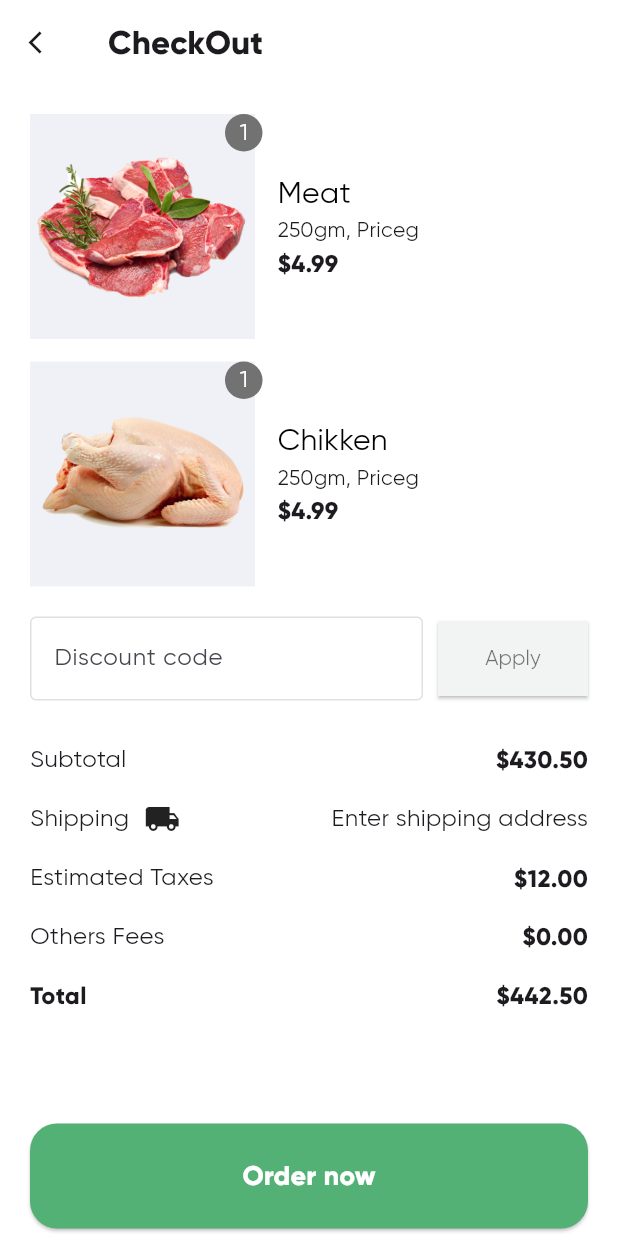
After one commit to ThearyCoding/grocery-app, a Flutter app: the CartPage screen opened directly, after a tap on "Go to checkout", on a phone screen of 412 x 824 dp. The commit adds this screen. Run offline on Flutter 3.47's test engine with Material 3 defaults, Android fonts, the phone set to English and light mode, and no system bars; our stand-ins replace country_code_picker, flutter_svg, intl_phone_field.

Commit message:
add new checkout page and order accepted page

```diff
--- a/lib/main.dart
+++ b/lib/main.dart
@@ -37,6 +37,9 @@ class MyApp extends StatelessWidget {
               color: Color(0xffE2E2E2)
             )
           )
+        ),
+        bottomSheetTheme: BottomSheetThemeData(
+          backgroundColor: Colors.transparent
         )
       ),
     );
--- a/lib/pages/auth_page.dart
+++ b/lib/pages/auth_page.dart
@@ -1,5 +1,6 @@
 import 'package:country_code_picker/country_code_picker.dart';
 import 'package:flutter/material.dart';
+import 'package:grocery_app/pages/main_page.dart';
 import 'package:grocery_app/pages/selected_location_page.dart';
 import 'package:grocery_app/widgets/custom_button.dart';
 
@@ -84,7 +85,7 @@ class _AuthPageState extends State<AuthPage> {
                     foregroundColor: Colors.white,
                     shape: RoundedRectangleBorder(
                         borderRadius: BorderRadius.circular(17))),
-                onPressed: () {},
+                onPressed: () => Navigator.push(context,MaterialPageRoute(builder: (_) => MainPage())),
                 label: Padding(
                   padding: const EdgeInsets.symmetric(horizontal: 30),
                   child: Text(
--- a/lib/pages/cart_page.dart
+++ b/lib/pages/cart_page.dart
@@ -1,6 +1,7 @@
 import 'package:flutter/material.dart';
 import 'package:grocery_app/core/app_colors.dart';
 import 'package:grocery_app/models/grocery_item.dart';
+import 'package:grocery_app/pages/checkout_page.dart';
 
 class CartPage extends StatefulWidget {
   const CartPage({super.key});
@@ -60,7 +61,9 @@ class _CartPageState extends State<CartPage> {
                                   ],
                                 ),
                                 Text(items[index].description),
-                              SizedBox(height: 10,),
+                                SizedBox(
+                                  height: 10,
+                                ),
                                 Row(
                                   mainAxisAlignment:
                                       MainAxisAlignment.spaceBetween,
@@ -120,28 +123,32 @@ class _CartPageState extends State<CartPage> {
                         child: Divider(),
                       ),
                   itemCount: items.length),
-            Padding(
-              padding: const EdgeInsets.all(10.0),
-              child: SizedBox(
-                width: double.infinity,
-                height: 60,
+            ],
+          ),
+        ),
+        bottomSheet: Padding(
+          padding: const EdgeInsets.symmetric(horizontal: 20),
           child: ElevatedButton.icon(
             iconAlignment: IconAlignment.end,
             icon: Container(
                 padding: EdgeInsets.all(5),
                 decoration: BoxDecoration(
-
                     borderRadius: BorderRadius.circular(5),
                     color: Colors.green.shade600),
-                    child: Text("\$35.35",style: TextStyle(
+                child: Text(
+                  "\$35.35",
+                  style: TextStyle(
                     color: Colors.white,
-                    ),)),
+                  ),
+                )),
             style: ElevatedButton.styleFrom(
+                minimumSize: Size(double.infinity, 60),
                 shape: RoundedRectangleBorder(
                   borderRadius: BorderRadius.circular(18),
                 ),
                 backgroundColor: AppColors.primaryColor),
-                  onPressed: () {},
+            onPressed: () => Navigator.push(
+                context, MaterialPageRoute(builder: (_) => CheckoutPage())),
             label: Text(
               "Go to checkout",
               style: TextStyle(
@@ -150,11 +157,6 @@ class _CartPageState extends State<CartPage> {
                   fontWeight: FontWeight.w600),
             ),
           ),
-              ),
-            )
-          ],
-        ),
-      ),
-    );
+        ));
   }
 }
--- /dev/null
+++ b/lib/pages/checkout_page.dart
@@ -0,0 +1,203 @@
+import 'package:flutter/material.dart';
+import 'package:grocery_app/models/grocery_item.dart';
+import 'package:grocery_app/pages/order_accepted_page.dart';
+import 'package:grocery_app/widgets/custom_button.dart';
+
+class CheckoutPage extends StatefulWidget {
+  const CheckoutPage({super.key});
+
+  @override
+  State<CheckoutPage> createState() => _CheckoutPageState();
+}
+
+class _CheckoutPageState extends State<CheckoutPage> {
+  final List<Map<String, dynamic>> summaryItems = [
+    {"title": "Subtotal", "amount": 430.50},
+    {"title": "Shipping", "amount": 0.0, "editable": true},
+    {"title": "Estimated Taxes", "amount": 12.00},
+    {"title": "Others Fees", "amount": 0.00},
+    {"title": "Total", "amount": 442.50, "bold": true},
+  ];
+  @override
+  Widget build(BuildContext context) {
+    return Scaffold(
+      appBar: AppBar(
+        leading: IconButton(
+            onPressed: () => Navigator.pop(context),
+            icon: Icon(
+              Icons.arrow_back_ios,
+              size: 18,
+            )),
+        title: Text(
+          "CheckOut",
+          style: TextStyle(
+            fontWeight: FontWeight.bold,
+          ),
+        ),
+      ),
+      body: SingleChildScrollView(
+        child: Padding(
+          padding: const EdgeInsets.all(20.0),
+          child: Column(
+            children: [
+              ListView.separated(
+                  separatorBuilder: (context, index) => SizedBox(
+                        height: 15,
+                      ),
+                  itemCount: groceries.length,
+                  shrinkWrap: true,
+                  physics: NeverScrollableScrollPhysics(),
+                  itemBuilder: (context, index) {
+                    return Row(
+                      spacing: 15,
+                      children: [
+                        Container(
+                          decoration: BoxDecoration(color: Color(0xffF0F1F6)),
+                          child: Stack(
+                            clipBehavior: Clip.none,
+                            children: [
+                              Image.asset(
+                                  width: 150,
+                                  height: 150,
+                                  groceries[index].imagePath),
+                              Positioned(
+                                right: -5,
+                                child: Container(
+                                  width: 25,
+                                  height: 25,
+                                  alignment: Alignment.center,
+                                  decoration: BoxDecoration(
+                                      color: Color(0xff727272),
+                                      borderRadius: BorderRadius.circular(20)),
+                                  child: Text(
+                                    "1",
+                                    style: TextStyle(
+                                        color: Colors.white, fontSize: 16),
+                                  ),
+                                ),
+                              )
+                            ],
+                          ),
+                        ),
+                        Expanded(
+                          child: Column(
+                            crossAxisAlignment: CrossAxisAlignment.start,
+                            children: [
+                              Text(
+                                groceries[index].name,
+                                style: TextStyle(
+                                  fontSize: 20,
+                                  color: Colors.black,
+                                ),
+                              ),
+                              Text(groceries[index].description),
+                              Text(
+                                "\$${groceries[index].price.toStringAsFixed(2)}",
+                                style: TextStyle(
+                                    fontSize: 16, fontWeight: FontWeight.w600),
+                              )
+                            ],
+                          ),
+                        )
+                      ],
+                    );
+                  }),
+              SizedBox(
+                height: 20,
+              ),
+              Row(
+                spacing: 10,
+                children: [
+                  Expanded(
+                      child: TextField(
+                    decoration: InputDecoration(
+                        hintText: 'Discount code',
+                        enabledBorder: OutlineInputBorder(
+                            borderSide: BorderSide(
+                          color: Colors.black12,
+                        )),
+                        focusedBorder: OutlineInputBorder(
+                            borderSide: BorderSide(
+                          color: Colors.black12,
+                        )),
+                        border: OutlineInputBorder(
+                            borderSide: BorderSide(
+                          color: Colors.black12,
+                        ))),
+                  )),
+                  ElevatedButton(
+                      style: ElevatedButton.styleFrom(
+                          backgroundColor: Color(0xffF2F4F3),
+                          minimumSize: Size(100, 50),
+                          shape: RoundedRectangleBorder()),
+                      onPressed: () {},
+                      child: Text(
+                        "Apply",
+                        style: TextStyle(color: Colors.black54),
+                      ))
+                ],
+              ),
+              SizedBox(
+                height: 20,
+              ),
+              ListView.builder(
+                shrinkWrap: true,
+                itemCount: summaryItems.length,
+                physics: NeverScrollableScrollPhysics(),
+                itemBuilder: (context, index) {
+                  return Padding(
+                    padding: const EdgeInsets.symmetric(vertical: 8.0),
+                    child: Row(
+                      mainAxisAlignment: MainAxisAlignment.spaceBetween,
+                      children: [
+                        Row(
+                          spacing: 10,
+                          children: [
+                            Text(
+                              summaryItems[index]["title"],
+                              style: TextStyle(
+                                fontSize: 16,
+                                fontWeight: summaryItems[index]["bold"] == true
+                                    ? FontWeight.bold
+                                    : FontWeight.normal,
+                              ),
+                            ),
+                            summaryItems[index]['title'] == 'Shipping'
+                                ? Icon(Icons.local_shipping)
+                                : SizedBox.shrink()
+                          ],
+                        ),
+                        summaryItems[index]["editable"] == true
+                            ? GestureDetector(
+                                onTap: () {},
+                                child: Text(
+                                  "Enter shipping address",
+                                  style: TextStyle(fontSize: 16),
+                                ),
+                              )
+                            : Text(
+                                "\$${summaryItems[index]["amount"].toStringAsFixed(2)}",
+                                style: TextStyle(
+                                  fontSize: 16,
+                                  fontWeight: FontWeight.bold,
+                                ),
+                              ),
+                      ],
+                    ),
+                  );
+                },
+              )
+            ],
+          ),
+        ),
+      ),
+      bottomSheet: Container(
+        padding: EdgeInsets.symmetric(horizontal: 20),
+        margin: EdgeInsets.only(bottom: 5),
+        width: double.infinity,
+        height: 70,
+        child: CustomButton(label: "Order now", onPressed: () => Navigator.pushReplacement(context, MaterialPageRoute(builder: (_) => OrderAcceptedPage()))),
+      ),
+    );
+  }
+}
--- /dev/null
+++ b/lib/pages/order_accepted_page.dart
@@ -0,0 +1,68 @@
+import 'package:flutter/material.dart';
+import 'package:flutter_svg/flutter_svg.dart';
+import 'package:grocery_app/widgets/custom_button.dart';
+
+class OrderAcceptedPage extends StatefulWidget {
+  const OrderAcceptedPage({super.key});
+
+  @override
+  State<OrderAcceptedPage> createState() => _OrderAcceptedPageState();
+}
+
+class _OrderAcceptedPageState extends State<OrderAcceptedPage> {
+  @override
+  Widget build(BuildContext context) {
+    return Scaffold(
+      body: Padding(
+        padding: const EdgeInsets.symmetric(horizontal: 20),
+        child: Column(
+          mainAxisAlignment: MainAxisAlignment.center,
+          children: [
+            Center(
+                child:
+                    SvgPicture.asset("assets/icons/order_accepted_icon.svg")),
+            SizedBox(
+              height: 40,
+            ),
+            Text(
+              "You Order Has Been \nAccepted",
+              textAlign: TextAlign.center,
+              style: TextStyle(fontSize: 28, fontWeight: FontWeight.bold),
+            ),
+            SizedBox(
+              height: 20,
+            ),
+            Text(
+              textAlign: TextAlign.center,
+              "Your item has been placed and is on \nit's way to being processed",
+              style: TextStyle(
+                  fontSize: 18,
+                  color: Colors.grey,
+                  fontWeight: FontWeight.w600),
+            ),
+          ],
+        ),
+      ),
+      bottomSheet: Padding(
+        padding: const EdgeInsets.symmetric(horizontal: 20,vertical: 5),
+        child: Column(
+          spacing: 10,
+          mainAxisAlignment: MainAxisAlignment.end,
+          children: [
+            CustomButton(label: "Track Order", onPressed: () {}),
+            TextButton(
+                style: ElevatedButton.styleFrom(
+                    shape: RoundedRectangleBorder(
+                        borderRadius: BorderRadius.circular(8)),
+                    minimumSize: Size(double.infinity, 60)),
+                onPressed: () {},
+                child: Text(
+                  "Back to home",
+                  style: TextStyle(color: Colors.black, fontSize: 18),
+                ))
+          ],
+        ),
+      ),
+    );
+  }
+}
--- a/lib/pages/verification_otp_page.dart
+++ b/lib/pages/verification_otp_page.dart
@@ -11,16 +11,16 @@ class VerificationOtpPage extends StatefulWidget {
 class _VerificationOtpPageState extends State<VerificationOtpPage> {
   final List<TextEditingController> controllers =
       List.generate(4, (index) => TextEditingController());
-
-      void onSubmit(){
+  void onSubmit() {
     // 1
     // 3
     // 2
     // 5
     // 1325
-        String otp = controllers.map((o) => o.text ).join();
+    String otp = controllers.map((o) => o.text).join();
     print("Entered opt: $otp");
   }
+
   @override
   Widget build(BuildContext context) {
     return Scaffold(
@@ -38,8 +38,8 @@ class _VerificationOtpPageState extends State<VerificationOtpPage> {
             crossAxisAlignment: CrossAxisAlignment.start,
             children: [
               Padding(
-              padding:
-                  EdgeInsets.only(top: MediaQuery.of(context).padding.top + 20),
+                padding: EdgeInsets.only(
+                    top: MediaQuery.of(context).padding.top + 20),
                 child: Text(
                   "Verification OTP",
                   style: TextStyle(
@@ -70,10 +70,11 @@ class _VerificationOtpPageState extends State<VerificationOtpPage> {
                       textAlign: TextAlign.center,
                       maxLength: 1,
                       maxLines: 1,
+                      keyboardType: TextInputType.phone,
                       onChanged: (value) {
                         if (value.isNotEmpty && index < 3) {
                           FocusScope.of(context).nextFocus();
-                      } else if (value.isEmpty && index > 0){
+                        } else if (value.isEmpty && index > 0) {
                           FocusScope.of(context).previousFocus();
                         }
                       },
@@ -105,11 +106,13 @@ class _VerificationOtpPageState extends State<VerificationOtpPage> {
           child: Row(
             mainAxisAlignment: MainAxisAlignment.spaceBetween,
             children: [
-            Text("Resend Code",style: TextStyle(
+              Text(
+                "Resend Code",
+                style: TextStyle(
                     color: AppColors.primaryColor,
                     fontWeight: FontWeight.w600,
-              fontSize: 18
-            ),),
+                    fontSize: 18),
+              ),
               SizedBox(
                 width: 70,
                 height: 70,
@@ -125,7 +128,6 @@ class _VerificationOtpPageState extends State<VerificationOtpPage> {
               ),
             ],
           ),
-      )
-    );
+        ));
   }
 }
```
Lines whose indentation alone changed are shown as unchanged.
